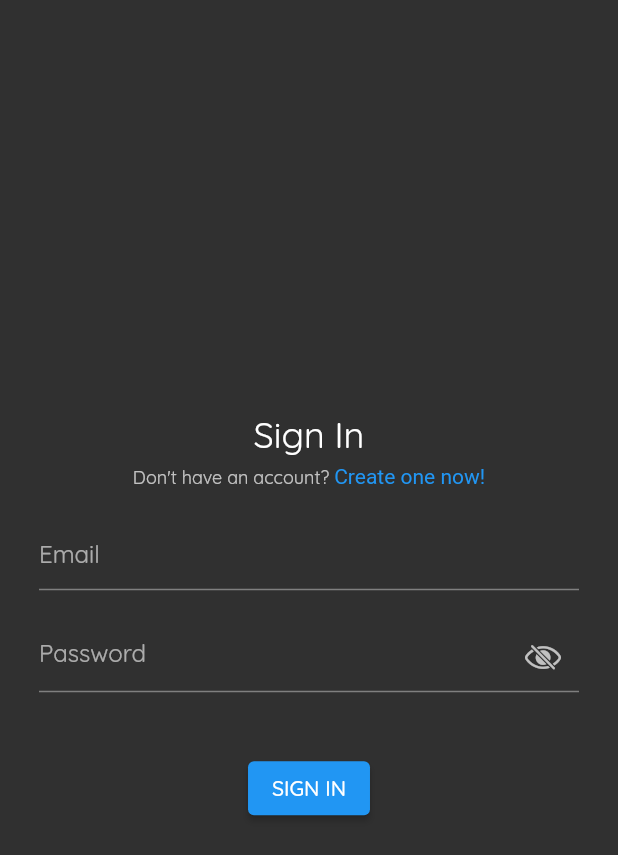
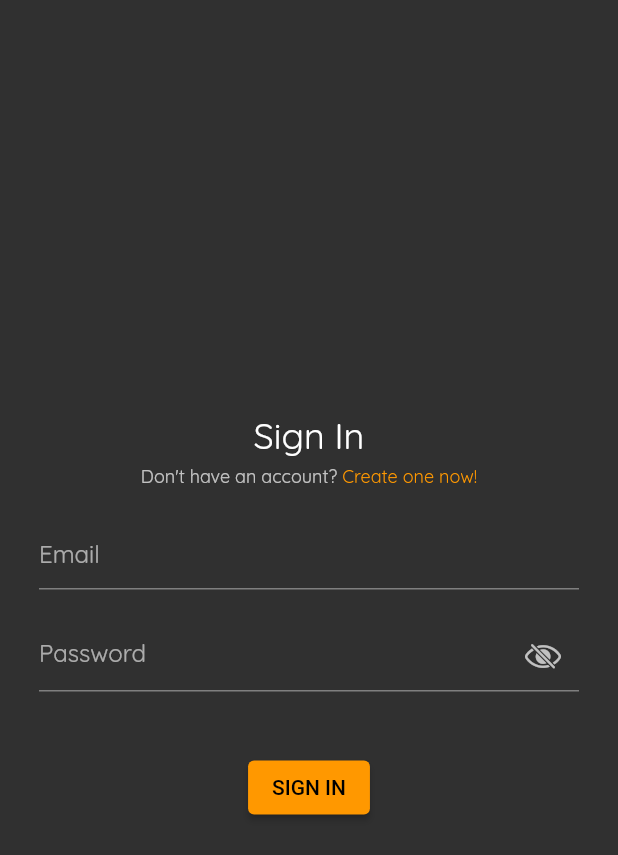
Before and after one commit to exaby73/fnotes, a Flutter app: the screen it shows after launch, on a phone screen of 412 x 824 dp. Shown: the top 855 px of the screen. Run offline on Flutter 3.47's test engine with Material 2 defaults, Android fonts, the phone set to English and light mode, and no system bars; our stand-ins replace bloc, dartz, fluro, flutter_bloc, flutter_hooks, freezed_annotation and 4 more; missing offline and left inert: queen_validators; generated files the repository leaves out were written again.

Commit message:
change: Colors of text and button

```diff
--- a/client/lib/presentation/auth/pages/login/widgets/title.dart
+++ b/client/lib/presentation/auth/pages/login/widgets/title.dart
@@ -45,7 +45,7 @@ class _CreateAccountSubtitle extends HookWidget {
               child: Text.rich(
                 TextSpan(
                   text: 'Create one now!',
-                  style: const TextStyle(color: Colors.blue),
+                  style: context.textTheme.caption?.copyWith(color: context.primaryColor),
                   recognizer: createAccountTapRecognizer,
                 ),
               ),
--- a/client/lib/presentation/core/extensions.dart
+++ b/client/lib/presentation/core/extensions.dart
@@ -7,4 +7,6 @@ extension BuildContextX on BuildContext {
   ThemeData get theme => Theme.of(this);
 
   TextTheme get textTheme => theme.textTheme;
+
+  Color get primaryColor => theme.primaryColor;
 }
--- a/client/lib/presentation/core/main.dart
+++ b/client/lib/presentation/core/main.dart
@@ -9,16 +9,27 @@ class Main extends HookWidget {
   @override
   Widget build(BuildContext context) {
     final darkThemeData = useMemoized(() => ThemeData.dark());
+    final primaryColor = useMemoized(() => Colors.orange);
+    final accentColor = useMemoized(() => Colors.orangeAccent);
 
     return MaterialApp(
       debugShowCheckedModeBanner: false,
       title: 'FNotes',
       initialRoute: '/login',
       theme: darkThemeData.copyWith(
-        primaryColor: Colors.orange,
-        primaryColorDark: Colors.orange,
-        accentColor: Colors.orangeAccent,
+        primaryColor: primaryColor,
+        primaryColorDark: primaryColor,
+        accentColor: accentColor,
         textTheme: GoogleFonts.quicksandTextTheme(darkThemeData.textTheme),
+        elevatedButtonTheme: ElevatedButtonThemeData(
+          style: ButtonStyle(
+            backgroundColor: MaterialStateProperty.all(primaryColor),
+            foregroundColor: MaterialStateProperty.all(
+              ThemeData.estimateBrightnessForColor(primaryColor) == Brightness.dark ? Colors.white : Colors.black,
+            ),
+            textStyle: MaterialStateProperty.all(const TextStyle(fontWeight: FontWeight.w500)),
+          ),
+        ),
       ),
       onGenerateRoute: router.generator,
     );
```
